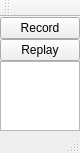
First picture: the form in mainwindow.ui, repository AndreyMlashkin/WindowsClicker, before the edit.
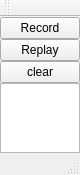
Second picture: the form after the edit.

Commit message: added clear history function

```diff
--- a/mainwindow.ui
+++ b/mainwindow.ui
@@ -53,6 +53,13 @@
       </property>
      </widget>
     </item>
+    <item>
+     <widget class="QPushButton" name="clear">
+      <property name="text">
+       <string>clear</string>
+      </property>
+     </widget>
+    </item>
     <item>
      <widget class="QListView" name="listView"/>
     </item>
```
The commit also changes 2 other files.
